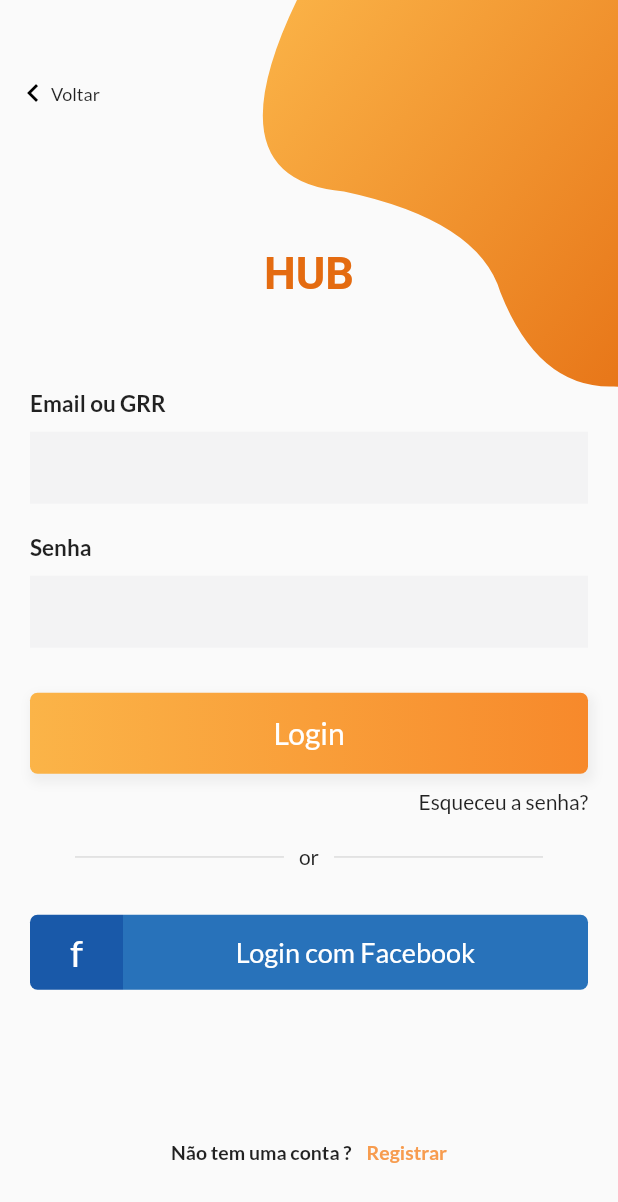
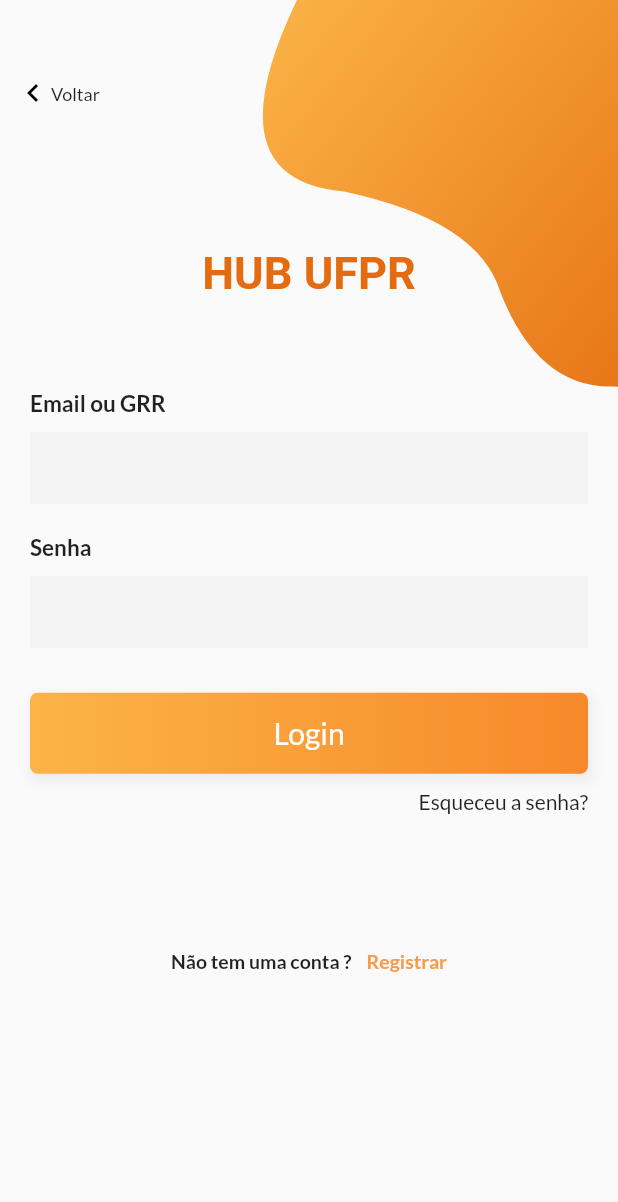
Before and after one commit to AnaNicoleMassaneiro/HUB-Front, a Flutter app: the LoginPage screen opened directly, on a phone screen of 412 x 824 dp. Shown: the top 1202 px of the screen. Run offline on Flutter 3.47's test engine with Material 2 defaults, Android fonts, the phone set to English and light mode, and no system bars; our stand-ins replace google_fonts.

Commit message:
correçoes layout 2

```diff
--- a/lib/src/loginPage.dart
+++ b/lib/src/loginPage.dart
@@ -94,87 +94,6 @@
     );
   }
 
-  Widget _divider() {
-    return Container(
-      margin: EdgeInsets.symmetric(vertical: 10),
-      child: Row(
-        children: <Widget>[
-          SizedBox(
-            width: 20,
-          ),
-          Expanded(
-            child: Padding(
-              padding: EdgeInsets.symmetric(horizontal: 10),
-              child: Divider(
-                thickness: 1,
-              ),
-            ),
-          ),
-          Text('or'),
-          Expanded(
-            child: Padding(
-              padding: EdgeInsets.symmetric(horizontal: 10),
-              child: Divider(
-                thickness: 1,
-              ),
-            ),
-          ),
-          SizedBox(
-            width: 20,
-          ),
-        ],
-      ),
-    );
-  }
-
-  Widget _facebookButton() {
-    return Container(
-      height: 50,
-      margin: EdgeInsets.symmetric(vertical: 20),
-      decoration: BoxDecoration(
-        borderRadius: BorderRadius.all(Radius.circular(10)),
-      ),
-      child: Row(
-        children: <Widget>[
-          Expanded(
-            flex: 1,
-            child: Container(
-              decoration: BoxDecoration(
-                color: Color(0xff1959a9),
-                borderRadius: BorderRadius.only(
-                    bottomLeft: Radius.circular(5),
-                    topLeft: Radius.circular(5)),
-              ),
-              alignment: Alignment.center,
-              child: Text('f',
-                  style: TextStyle(
-                      color: Colors.white,
-                      fontSize: 25,
-                      fontWeight: FontWeight.w400)),
-            ),
-          ),
-          Expanded(
-            flex: 5,
-            child: Container(
-              decoration: BoxDecoration(
-                color: Color(0xff2872ba),
-                borderRadius: BorderRadius.only(
-                    bottomRight: Radius.circular(5),
-                    topRight: Radius.circular(5)),
-              ),
-              alignment: Alignment.center,
-              child: Text('Login com Facebook',
-                  style: TextStyle(
-                      color: Colors.white,
-                      fontSize: 18,
-                      fontWeight: FontWeight.w400)),
-            ),
-          ),
-        ],
-      ),
-    );
-  }
-
   Widget _createAccountLabel() {
     return InkWell(
       onTap: () {
@@ -212,7 +131,7 @@
     return RichText(
         textAlign: TextAlign.center,
         text: TextSpan(
-          text: 'HUB',
+          text: 'HUB UFPR',
           style: GoogleFonts.portLligatSans(
             textStyle: Theme.of(context).textTheme.display1,
             fontSize: 30,
@@ -263,8 +182,6 @@
                         style: TextStyle(
                             fontSize: 14, fontWeight: FontWeight.w500)),
                   ),
-                  _divider(),
-                  _facebookButton(),
                   SizedBox(height: height * .055),
                   _createAccountLabel(),
                 ],
```
